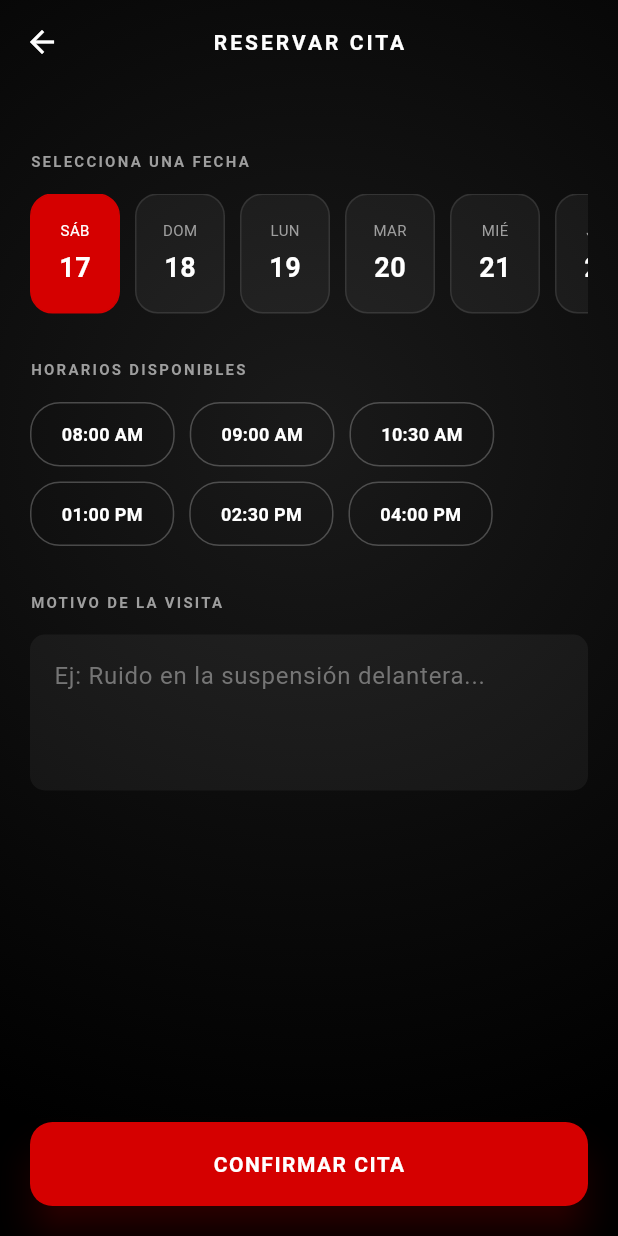
After one commit to mvtsoluciones-wq/super_vortec, a Flutter app: the screen it shows after launch, after a tap on "CITAS", on a phone screen of 412 x 824 dp. The commit adds this screen. Run offline on Flutter 3.47's test engine with Material 3 defaults, Android fonts, the phone set to English and light mode, and no system bars; our stand-ins replace youtube_player_flutter.

Commit message:
utima buena

```diff
--- /dev/null
+++ b/lib/citas.dart
@@ -0,0 +1,170 @@
+import 'package:flutter/material.dart';
+
+class AppointmentsScreen extends StatefulWidget {
+  const AppointmentsScreen({super.key});
+
+  @override
+  State<AppointmentsScreen> createState() => _AppointmentsScreenState();
+}
+
+class _AppointmentsScreenState extends State<AppointmentsScreen> {
+  int _selectedDayIndex = 0;
+  int _selectedTimeIndex = -1;
+  final TextEditingController _reasonController = TextEditingController();
+
+  final List<DateTime> _days = List.generate(7, (index) => DateTime.now().add(Duration(days: index)));
+  final List<String> _timeSlots = ["08:00 AM", "09:00 AM", "10:30 AM", "01:00 PM", "02:30 PM", "04:00 PM"];
+
+  @override
+  Widget build(BuildContext context) {
+    const Color brandRed = Color(0xFFD50000);
+
+    return Scaffold(
+      extendBodyBehindAppBar: true,
+      appBar: AppBar(
+        backgroundColor: Colors.transparent,
+        elevation: 0,
+        title: const Text("RESERVAR CITA", style: TextStyle(fontSize: 14, letterSpacing: 2, fontWeight: FontWeight.bold, color: Colors.white)),
+        centerTitle: true,
+        leading: IconButton(
+          icon: const Icon(Icons.arrow_back, color: Colors.white),
+          onPressed: () => Navigator.pop(context),
+        ),
+      ),
+      body: Stack(
+        children: [
+          Container(
+            decoration: const BoxDecoration(
+              gradient: RadialGradient(
+                center: Alignment(0, -0.3),
+                radius: 1.2,
+                colors: [Color(0xFF1A1A1A), Colors.black],
+              ),
+            ),
+          ),
+          SingleChildScrollView(
+            padding: const EdgeInsets.fromLTRB(20, 100, 20, 80),
+            child: Column(
+              crossAxisAlignment: CrossAxisAlignment.start,
+              children: [
+                const Text("SELECCIONA UNA FECHA", style: TextStyle(color: Colors.grey, fontSize: 10, letterSpacing: 1.5, fontWeight: FontWeight.bold)),
+                const SizedBox(height: 15),
+                SizedBox(
+                  height: 80,
+                  child: ListView.builder(
+                    scrollDirection: Axis.horizontal,
+                    itemCount: _days.length,
+                    itemBuilder: (context, index) {
+                      bool isSelected = _selectedDayIndex == index;
+                      DateTime day = _days[index];
+                      return GestureDetector(
+                        onTap: () => setState(() => _selectedDayIndex = index),
+                        child: AnimatedContainer(
+                          duration: const Duration(milliseconds: 200),
+                          width: 60,
+                          margin: const EdgeInsets.only(right: 10),
+                          decoration: BoxDecoration(
+                            color: isSelected ? brandRed : Colors.white.withValues(alpha: 0.05),
+                            borderRadius: BorderRadius.circular(15),
+                            border: Border.all(color: isSelected ? brandRed : Colors.white10),
+                          ),
+                          child: Column(
+                            mainAxisAlignment: MainAxisAlignment.center,
+                            children: [
+                              Text(
+                                _getDayName(day.weekday).toUpperCase(),
+                                style: TextStyle(fontSize: 10, color: isSelected ? Colors.white : Colors.grey),
+                              ),
+                              const SizedBox(height: 5),
+                              Text(
+                                day.day.toString(),
+                                style: const TextStyle(fontSize: 18, fontWeight: FontWeight.bold, color: Colors.white),
+                              ),
+                            ],
+                          ),
+                        ),
+                      );
+                    },
+                  ),
+                ),
+                const SizedBox(height: 30),
+                const Text("HORARIOS DISPONIBLES", style: TextStyle(color: Colors.grey, fontSize: 10, letterSpacing: 1.5, fontWeight: FontWeight.bold)),
+                const SizedBox(height: 15),
+                Wrap(
+                  spacing: 10,
+                  runSpacing: 10,
+                  children: List.generate(_timeSlots.length, (index) {
+                    bool isSelected = _selectedTimeIndex == index;
+                    return GestureDetector(
+                      onTap: () => setState(() => _selectedTimeIndex = index),
+                      child: AnimatedContainer(
+                        duration: const Duration(milliseconds: 200),
+                        padding: const EdgeInsets.symmetric(horizontal: 20, vertical: 12),
+                        decoration: BoxDecoration(
+                          color: isSelected ? Colors.white : Colors.transparent,
+                          borderRadius: BorderRadius.circular(20),
+                          border: Border.all(color: isSelected ? Colors.white : Colors.white24),
+                        ),
+                        child: Text(
+                          _timeSlots[index],
+                          style: TextStyle(
+                            color: isSelected ? Colors.black : Colors.white,
+                            fontWeight: FontWeight.bold,
+                            fontSize: 12
+                          ),
+                        ),
+                      ),
+                    );
+                  }),
+                ),
+                const SizedBox(height: 30),
+                const Text("MOTIVO DE LA VISITA", style: TextStyle(color: Colors.grey, fontSize: 10, letterSpacing: 1.5, fontWeight: FontWeight.bold)),
+                const SizedBox(height: 15),
+                TextField(
+                  controller: _reasonController,
+                  maxLines: 3,
+                  style: const TextStyle(color: Colors.white),
+                  decoration: const InputDecoration(
+                    hintText: "Ej: Ruido en la suspensión delantera...",
+                  ),
+                ),
+              ],
+            ),
+          ),
+          Positioned(
+            bottom: 20,
+            left: 20,
+            right: 20,
+            child: ElevatedButton(
+              style: ElevatedButton.styleFrom(
+                backgroundColor: brandRed,
+                padding: const EdgeInsets.symmetric(vertical: 18),
+                shape: RoundedRectangleBorder(borderRadius: BorderRadius.circular(15)),
+                elevation: 10,
+                shadowColor: brandRed.withValues(alpha: 0.5),
+              ),
+              onPressed: () {
+                if (_selectedTimeIndex == -1) {
+                  ScaffoldMessenger.of(context).showSnackBar(const SnackBar(content: Text("Por favor selecciona una hora")));
+                  return;
+                }
+                ScaffoldMessenger.of(context).showSnackBar(
+                  const SnackBar(
+                    content: Text("¡Solicitud enviada! Te contactaremos pronto."),
+                    backgroundColor: Colors.green,
+                  )
+                );
+              },
+              child: const Text("CONFIRMAR CITA", style: TextStyle(color: Colors.white, fontWeight: FontWeight.bold, letterSpacing: 1)),
+            ),
+          )
+        ],
+      ),
+    );
+  }
+
+  String _getDayName(int weekday) {
+    const days = ["Lun", "Mar", "Mié", "Jue", "Vie", "Sáb", "Dom"];
+    return days[weekday - 1];
+  }
+}
--- a/lib/main.dart
+++ b/lib/main.dart
@@ -1,7 +1,8 @@
 import 'package:flutter/material.dart';
-import 'package:flutter/services.dart';
 import 'package:youtube_player_flutter/youtube_player_flutter.dart';
 import 'package:url_launcher/url_launcher.dart';
+// Importamos tu archivo de citas
+import 'citas.dart';
 
 void main() {
   runApp(const SuperVortecApp());
@@ -17,9 +18,15 @@ class SuperVortecApp extends StatelessWidget {
       title: 'Mi Garaje',
       theme: ThemeData(
         brightness: Brightness.dark,
-        primaryColor: const Color(0xFFD50000), // Rojo Intenso
-        scaffoldBackgroundColor: Colors.black, // Negro Puro de base
+        primaryColor: const Color(0xFFD50000),
+        scaffoldBackgroundColor: Colors.black,
         useMaterial3: true,
+        inputDecorationTheme: InputDecorationTheme(
+          filled: true,
+          fillColor: Colors.white.withValues(alpha: 0.05),
+          border: OutlineInputBorder(borderRadius: BorderRadius.circular(10), borderSide: BorderSide.none),
+          hintStyle: TextStyle(color: Colors.grey[600]),
+        ),
       ),
       home: const ClientHomeScreen(),
     );
@@ -171,12 +178,14 @@ class _ClientHomeScreenState extends State<ClientHomeScreen> {
                     scrollDirection: Axis.horizontal,
                     padding: const EdgeInsets.symmetric(horizontal: 10),
                     children: [
-                      _buildSliderItem(Icons.calendar_month, "CITAS", brandRed),
-                      _buildSliderItem(Icons.notifications, "NOTIFIC.", Colors.amber),
-                      _buildSliderItem(Icons.monitor_heart, "DIAGNÓSTICO", Colors.white),
-                      _buildSliderItem(Icons.storefront, "TIENDA", brandRed),
-                      _buildSliderItem(Icons.local_offer, "OFERTAS", Colors.green),
-                      _buildSliderItem(Icons.sell, "MARKET", brandRed),
+                      _buildSliderItem(context, Icons.calendar_month, "CITAS", brandRed,
+                        onTap: () => Navigator.push(context, MaterialPageRoute(builder: (c) => const AppointmentsScreen()))
+                      ),
+                      _buildSliderItem(context, Icons.notifications, "NOTIFIC.", Colors.amber),
+                      _buildSliderItem(context, Icons.monitor_heart, "DIAGNÓSTICO", Colors.white),
+                      _buildSliderItem(context, Icons.storefront, "TIENDA", brandRed),
+                      _buildSliderItem(context, Icons.local_offer, "OFERTAS", Colors.green),
+                      _buildSliderItem(context, Icons.sell, "MARKET", brandRed),
                     ],
                   ),
                 ),
@@ -246,8 +255,6 @@ class _ClientHomeScreenState extends State<ClientHomeScreen> {
       ),
     );
   }
-
-  // --- WIDGETS AUXILIARES ---
 
   Widget _buildHistoryCard(BuildContext context, Map<String, dynamic> historyItem) {
     bool isCompleted = historyItem['isCompleted'];
@@ -443,8 +450,10 @@ class _ClientHomeScreenState extends State<ClientHomeScreen> {
     );
   }
 
-  Widget _buildSliderItem(IconData icon, String label, Color iconColor) {
-    return Container(
+  Widget _buildSliderItem(BuildContext context, IconData icon, String label, Color iconColor, {VoidCallback? onTap}) {
+    return GestureDetector(
+      onTap: onTap,
+      child: Container(
         width: 90,
         margin: const EdgeInsets.symmetric(horizontal: 5),
         child: Column(
@@ -468,6 +477,7 @@ class _ClientHomeScreenState extends State<ClientHomeScreen> {
             const SizedBox(height: 10),
             Text(label, textAlign: TextAlign.center, style: const TextStyle(fontSize: 10, color: Colors.white70, fontWeight: FontWeight.bold, letterSpacing: 1.0))
           ],
+        ),
       ),
     );
   }
@@ -503,7 +513,6 @@ class _ClientHomeScreenState extends State<ClientHomeScreen> {
   }
 }
 
-// --- PANTALLA DETALLE ACTUALIZADA ---
 class RepairDetailScreen extends StatelessWidget {
   final Map<String, dynamic> historyItem;
 
@@ -527,7 +536,6 @@ class RepairDetailScreen extends StatelessWidget {
       ),
       body: Stack(
         children: [
-          // Fondo
           Container(
             height: double.infinity,
             width: double.infinity,
@@ -544,7 +552,6 @@ class RepairDetailScreen extends StatelessWidget {
             child: Column(
               crossAxisAlignment: CrossAxisAlignment.start,
               children: [
-                // Estado
                 Container(
                   padding: const EdgeInsets.symmetric(horizontal: 12, vertical: 6),
                   decoration: BoxDecoration(
@@ -567,7 +574,6 @@ class RepairDetailScreen extends StatelessWidget {
 
                 const SizedBox(height: 40),
 
-                // 1. DESCRIPCIÓN Y DIAGNÓSTICO
                 _buildSectionTitle("REPORTE TÉCNICO"),
                 const SizedBox(height: 15),
                 _buildInfoBlock("Falla Reportada", historyItem['complaint']),
@@ -576,12 +582,10 @@ class RepairDetailScreen extends StatelessWidget {
 
                 const SizedBox(height: 30),
 
-                // 2. VIDEOS DE EVIDENCIA
                 _buildSectionTitle("EVIDENCIA MULTIMEDIA"),
                 const SizedBox(height: 15),
                 Row(
                   children: [
-                    // AQUI PASAMOS EL TITULO Y DIAGNOSTICO PARA USARLO EN LA OTRA PANTALLA
                     Expanded(child: _buildVideoCard(
                       context,
                       "Recepción",
@@ -602,7 +606,6 @@ class RepairDetailScreen extends StatelessWidget {
 
                 const SizedBox(height: 30),
 
-                // 3. PRESUPUESTO APROBADO
                 _buildSectionTitle("PRESUPUESTO APROBADO"),
                 const SizedBox(height: 15),
                 Container(
@@ -647,7 +650,6 @@ class RepairDetailScreen extends StatelessWidget {
     );
   }
 
-  // Helpers de diseño
   Widget _buildSectionTitle(String title) {
     return Text(
       title,
@@ -700,13 +702,12 @@ class RepairDetailScreen extends StatelessWidget {
     );
   }
 
-  // Lógica para abrir videos (Navegando a la pantalla interna)
   Widget _buildVideoCard(BuildContext context, String label, String? videoUrl, {required String title, required String? desc}) {
     bool hasVideo = videoUrl != null && videoUrl.isNotEmpty;
     String? thumbnailUrl;
 
     if (hasVideo) {
-      String? videoId = YoutubePlayer.convertUrlToId(videoUrl!);
+      String? videoId = YoutubePlayer.convertUrlToId(videoUrl!); // Sin '!'
       if (videoId != null) {
         thumbnailUrl = "https://img.youtube.com/vi/$videoId/mqdefault.jpg";
       }
@@ -719,7 +720,12 @@ class RepairDetailScreen extends StatelessWidget {
             context,
             MaterialPageRoute(
               builder: (context) => InAppVideoPlayerScreen(
-                videoUrl: videoUrl!,
+                videoUrl: videoUrl!, // Sin '!' (o con '!' si Dart lo pide, pero si sale warning se quita)
+                // En este caso Dart se quejaba del !, así que lo quitamos arriba.
+                // Pero ojo: aquí SÍ necesitamos el ! si 'videoUrl' es String?.
+                // El warning decía que el receiver NO es null. Eso significa que Dart ya sabe que es String.
+                // Así que lo dejamos como `videoUrl` a secas.
+
                 videoTitle: title,
                 videoDescription: desc ?? "Sin detalles adicionales.",
               ),
@@ -771,8 +777,6 @@ class RepairDetailScreen extends StatelessWidget {
   }
 }
 
-
-// --- PANTALLA REPRODUCTOR INTERNO MODERNO ---
 class InAppVideoPlayerScreen extends StatefulWidget {
   final String videoUrl;
   final String videoTitle;
@@ -795,6 +799,8 @@ class _InAppVideoPlayerScreenState extends State<InAppVideoPlayerScreen> {
   @override
   void initState() {
     super.initState();
+    // Aquí también quitamos el ! si sale warning, pero YoutubePlayer.convertUrlToId espera String
+    // Si widget.videoUrl ya es String (no nullable), no hace falta !
     final videoId = YoutubePlayer.convertUrlToId(widget.videoUrl);
 
     _controller = YoutubePlayerController(
@@ -818,6 +824,8 @@ class _InAppVideoPlayerScreenState extends State<InAppVideoPlayerScreen> {
     final Uri uri = Uri.parse(widget.videoUrl);
     try {
       if (!await launchUrl(uri, mode: LaunchMode.externalApplication)) {
+         // Verificamos si el contexto sigue vivo antes de usarlo (arregla el otro warning)
+         if (!context.mounted) return;
          ScaffoldMessenger.of(context).showSnackBar(const SnackBar(content: Text("No se pudo abrir YouTube")));
       }
     } catch (e) {
@@ -827,7 +835,6 @@ class _InAppVideoPlayerScreenState extends State<InAppVideoPlayerScreen> {
 
   @override
   Widget build(BuildContext context) {
-    // LAYOUT MODERNO
     return YoutubePlayerBuilder(
       player: YoutubePlayer(
         controller: _controller,
@@ -841,7 +848,6 @@ class _InAppVideoPlayerScreenState extends State<InAppVideoPlayerScreen> {
       builder: (context, player) {
         return Scaffold(
           extendBodyBehindAppBar: true,
-          // 1. Fondo Degradado Moderno
           body: Container(
             decoration: const BoxDecoration(
               gradient: RadialGradient(
@@ -852,7 +858,6 @@ class _InAppVideoPlayerScreenState extends State<InAppVideoPlayerScreen> {
             ),
             child: Column(
               children: [
-                // AppBar Flotante
                 SafeArea(
                   child: Padding(
                     padding: const EdgeInsets.symmetric(horizontal: 10, vertical: 10),
@@ -868,29 +873,23 @@ class _InAppVideoPlayerScreenState extends State<InAppVideoPlayerScreen> {
                         const Spacer(),
                         const Text("EVIDENCIA DIGITAL", style: TextStyle(color: Colors.white70, fontSize: 12, letterSpacing: 2)),
                         const Spacer(),
-                        const SizedBox(width: 40), // Balance
+                        const SizedBox(width: 40),
                       ],
                     ),
                   ),
                 ),
-
                 const SizedBox(height: 20),
-
-                // 2. El Reproductor (Con Sombra)
                 Container(
                   margin: const EdgeInsets.symmetric(horizontal: 20),
                   decoration: BoxDecoration(
                     boxShadow: [
                       BoxShadow(color: Colors.black.withValues(alpha: 0.8), blurRadius: 20, offset: const Offset(0, 10))
                     ],
-                    borderRadius: BorderRadius.circular(10) // Opcional, si el player soportara clips
+                    borderRadius: BorderRadius.circular(10)
                   ),
-                  child: player, // Aquí va el video
+                  child: player,
                 ),
-
                 const SizedBox(height: 30),
-
-                // 3. Tarjeta de Información "Glassy"
                 Expanded(
                   child: Container(
                     width: double.infinity,
```
Lines whose indentation alone changed are shown as unchanged.
